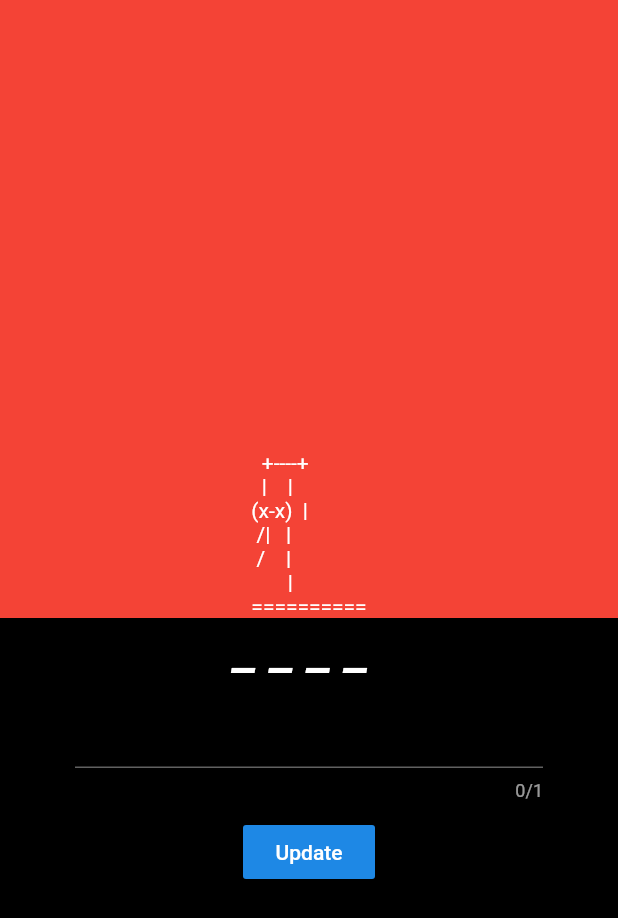
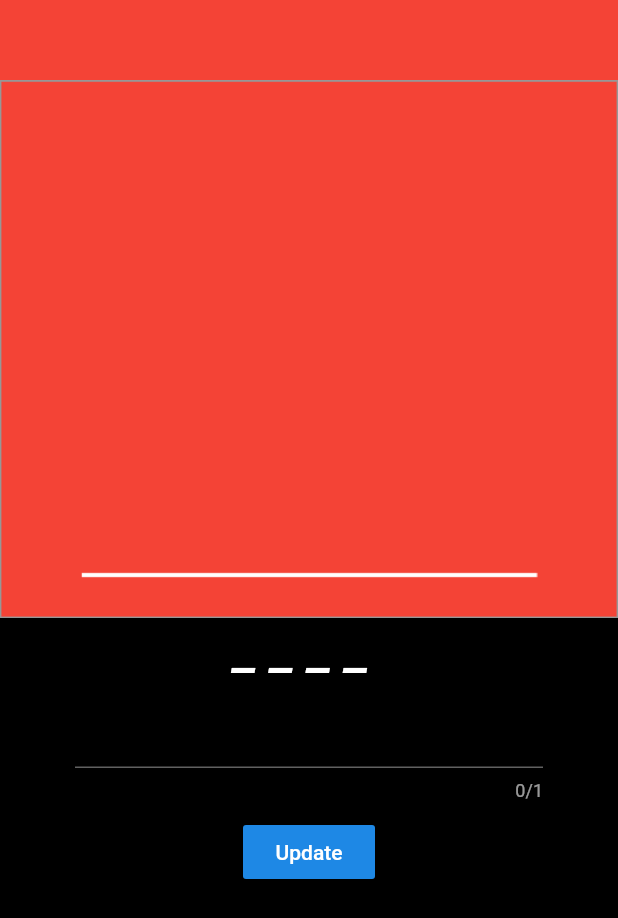
Before and after one commit to VB10/manhang, a Flutter app: the GamePage screen opened directly, after a tap on "Update", on a phone screen of 412 x 824 dp. Shown: the top 918 px of the screen. Run offline on Flutter 3.47's test engine with Material 2 defaults, Android fonts, the phone set to English and light mode, and no system bars; Roboto replaces fonts that are missing (Hind, Montserrat).

Commit message:
game page algortihm complete

```diff
--- a/lib/screens/game.dart
+++ b/lib/screens/game.dart
@@ -12,77 +12,61 @@ class GamePage extends StatefulWidget {
 
 class _GamePageState extends State<GamePage> {
   final _tfController = new TextEditingController();
-
   String questionWord = "";
   final String word = "test";
+  int wrongAnswer = 1;
   List<String> _listWord = new List<String>();
+  List<String> _errorList = ["1", "2", "3", "4", "5"];
   HumanModel model = new HumanModel();
-  getQuestionString() {
-    word.split("").forEach((f) => {_listWord.add("_")});
 
-    var k = _listWord.map((data) => "$data ");
-    var m = k.join("");
+  pigLatin(String words) => words.replaceAllMapped(
+      new RegExp(r'([A-Z])', caseSensitive: false), (Match m) => "_ ");
 
-    print(m);
+  @override
+  void initState() {
+    super.initState();
     setState(() {
-      questionWord = m;
+      questionWord = pigLatin(word);
+      _listWord = questionWord.trim().split(" ");
     });
   }
 
-  pigLatin(String words) => words.replaceAllMapped(
-      new RegExp(r'([A-Z])', caseSensitive: false), (Match m) => "_ ");
-  //"${m[0]}_ ");
+  void onPressOfButton() {
+    int searchIndex = word.indexOf(_tfController.text);
 
-  testLatin(String words, String word) => words.replaceAllMapped(
-      new RegExp(r'\b' + word, caseSensitive: false), (Match m) => "${m[0]} ");
-  @override
-  void initState() {
-    super.initState();
-    getQuestionString();
-    for (var item in model.human) {
-      print(item);
+    if (searchIndex >= 0) {
+      //end game.
+      if (!questionWord.contains("_")) {
+        endGame(true);
+      } else {
+        if (questionWord.contains(_tfController.text)) {
+          return;
+        } else {
+          convertList();
+        }
+      }
+    } else {
+      _tfController.text = "";
+      setState(() {
+        wrongAnswer++;
+      });
+      if (wrongAnswer == _errorList.length) {
+        endGame(false);
+      }
+      return;
     }
   }
 
-  void onPressOfButton() {
-    var x = word.indexOf(_tfController.text);
-    print(x);
-    if (x >= 0) {
-      //end game.
-      if (!questionWord.contains("_")) {
-        showDialog(
-            context: this.context,
-            builder: (BuildContext context) => new AlertDialog(
-                    content: new Text(
-                  "End Game :)",
-                  style: new TextStyle(fontSize: 30.0),
-                )));
-        return;
-      }
-      convertList();
-      // var y = questionWord.trim().split(" ");
-
-      // if (!y[x].contains("_")) return;
-
-      // y[x] = _tfController.text;
-      // var k = y.map((data) => "$data ");
-      // var m = k.join("");
-      // // print(y.reduce((value, element) => '$value  $element'));
-      // // print(y.map((data) => "$data "));
-      // setState(() {
-      //   questionWord = m;
-      // });
-      // print(questionWord);
-    } else {}
-
-    // List<String> _x = x.split(" ");
-
-    // String y = '${_x[0]} ' + pigLatin(_x[1]);
-
-    // setState(() {
-    //   questionWord = y;
-    // });
-    // print(y);
+  void endGame(bool result) {
+    showDialog(
+        context: this.context,
+        builder: (BuildContext context) => new AlertDialog(
+              content: Image.asset(
+                "assets/gif/${result ? "tenor" : "fail"}.gif",
+              ),
+              backgroundColor: Colors.transparent,
+            )).whenComplete(() => {Navigator.pop(context, true)});
+    return;
   }
 
   void convertList() {
@@ -91,22 +75,23 @@ class _GamePageState extends State<GamePage> {
         _listWord[i] = _tfController.text;
       }
     }
-    var k = _listWord.map((data) => "$data ");
-    var m = k.join("");
+    var _newList = _listWord.map((data) => "$data ");
+    String _questionWord = _newList.join("");
 
-    print(m);
     setState(() {
-      questionWord = m;
+      questionWord = _questionWord;
     });
-
     _tfController.text = "";
+    if (!questionWord.contains("_")) {
+      endGame(true);
+    }
   }
 
   @override
   Widget build(BuildContext context) {
     return Scaffold(
       body: Container(
-        color: Colors.white,
+        color: Colors.red,
         child: Column(
           children: <Widget>[
             Expanded(
@@ -114,7 +99,7 @@ class _GamePageState extends State<GamePage> {
               child: Container(
                 color: Colors.red,
                 alignment: Alignment.bottomCenter,
-                child: Text(model.human.last),
+                child: Image.asset('assets/images/$wrongAnswer.png'),
               ),
             ),
             Expanded(
@@ -125,10 +110,10 @@ class _GamePageState extends State<GamePage> {
                   child: SafeArea(
                       child: Column(
                     children: <Widget>[
-                      new Text(
+                      Text(
                         questionWord,
                         style: Theme.of(context).textTheme.title,
-                        softWrap: true,
+                        softWrap: false,
                       ),
                       Container(
                         margin:
```
Also changed, not shown: lib/screens/login.dart (+8 -10 lines), pubspec.yaml (+8 -8 lines), assets/gif/fail.gif (added), assets/gif/stck.gif (added), assets/gif/tenor.gif (added), assets/images/1.png (added), assets/images/2.png (added), assets/images/3.png (added), assets/images/4.png (added), assets/images/5.png (added), lib/screens/test.dart (added), 1 other file.
